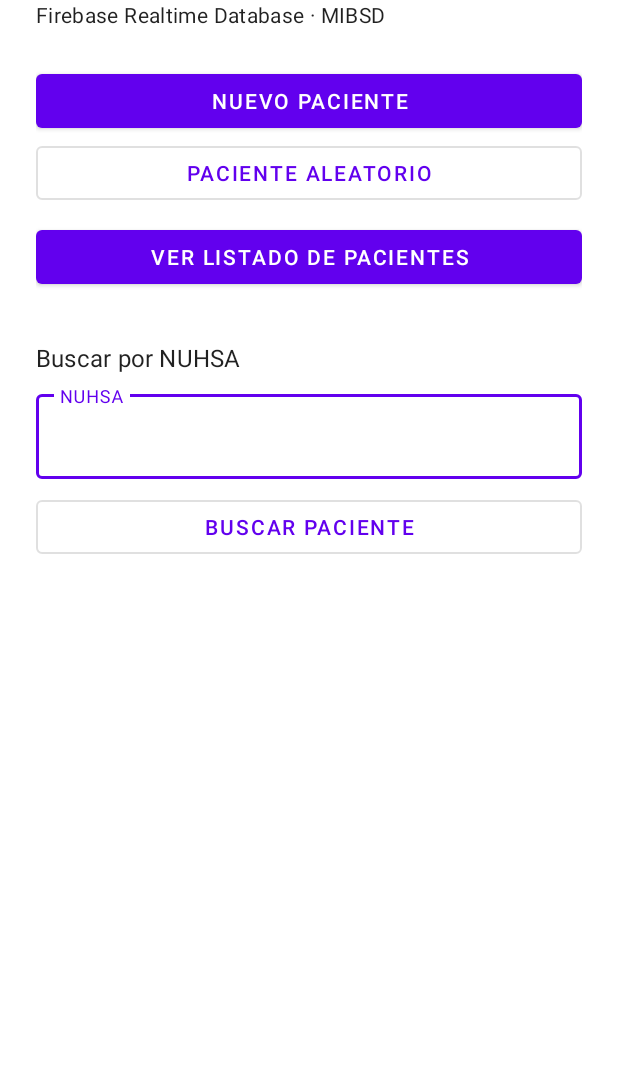
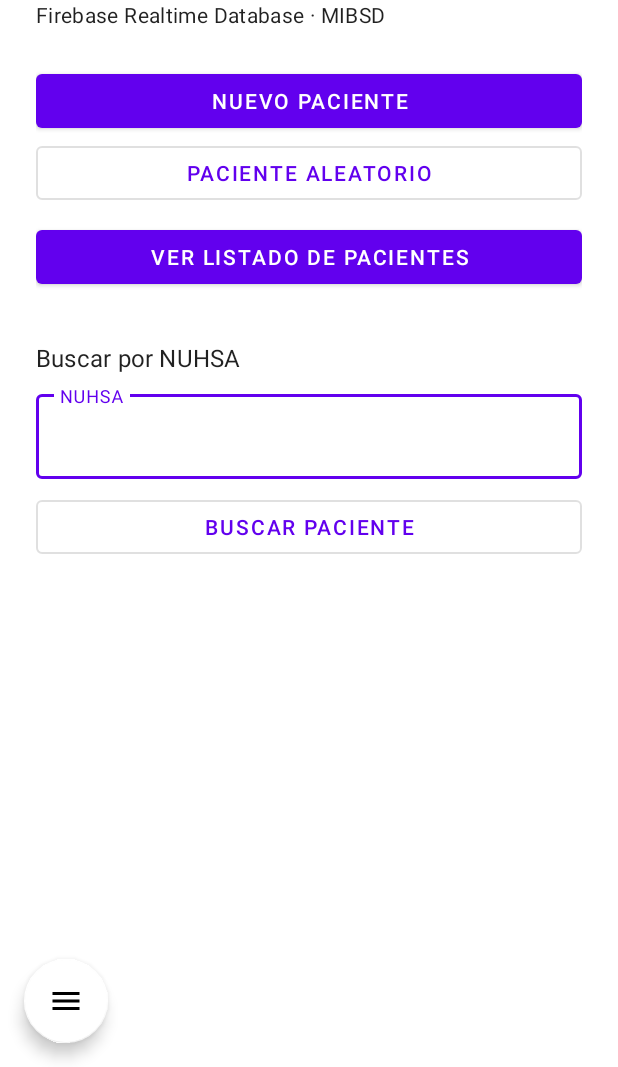
Before and after one commit to mercedescrespojimenez-cyber/gestion-pacientes-firebase, an Android app: the screen it shows after launch (MainActivity), on a phone screen of 412 x 824 dp, the part 169-1236 px from its top. Run offline under Robolectric (Android 15) with nearby library versions, the phone set to English and light mode, and no system bars.

Commit message:
Fija el icono flotante de menú en la parte inferior de la pantalla sin tapar elementos al hacer scroll

```diff
--- a/app/src/main/java/com/example/conexionrealtimedatabase/MainActivity.java
+++ b/app/src/main/java/com/example/conexionrealtimedatabase/MainActivity.java
@@ -7,6 +7,7 @@ import android.widget.Toast;
 
 import androidx.appcompat.app.AppCompatActivity;
 
+import com.google.android.material.floatingactionbutton.FloatingActionButton;
 import com.google.android.material.textfield.TextInputEditText;
 import com.google.android.material.textfield.TextInputLayout;
 
@@ -49,6 +50,11 @@ public class MainActivity extends AppCompatActivity {
         btnBuscar.setOnClickListener(v -> buscaPaciente());
         // NUEVO: listado en tiempo real
         btnListado.setOnClickListener(v -> startActivity(new Intent(this, ListaPacientesActivity.class)));
+
+        FloatingActionButton fabMenu = findViewById(R.id.fabMenu);
+        if (fabMenu != null) {
+            fabMenu.setOnClickListener(v -> Toast.makeText(this, R.string.app_name, Toast.LENGTH_SHORT).show());
+        }
     }
 
     /** MODIFICADO: valida el NUHSA antes de abrir la ficha (el original abría la ficha aunque estuviera vacío). */
--- a/app/src/main/java/com/example/conexionrealtimedatabase/PacienteFormActivity.java
+++ b/app/src/main/java/com/example/conexionrealtimedatabase/PacienteFormActivity.java
@@ -15,6 +15,7 @@ import android.widget.Toast;
 import androidx.annotation.NonNull;
 import androidx.appcompat.app.AppCompatActivity;
 
+import com.google.android.material.floatingactionbutton.FloatingActionButton;
 import com.google.android.material.textfield.TextInputEditText;
 import com.google.android.material.textfield.TextInputLayout;
 import com.google.firebase.database.DataSnapshot;
@@ -61,6 +62,11 @@ public class PacienteFormActivity extends AppCompatActivity {
         spGrupo = findViewById(R.id.spGrupo);
         btnGuardar = findViewById(R.id.btnGuardar);
         progreso = findViewById(R.id.progresoGuardar);
+
+        FloatingActionButton fabMenu = findViewById(R.id.fabMenu);
+        if (fabMenu != null) {
+            fabMenu.setOnClickListener(v -> finish());
+        }
 
         // Spinner con los ocho grupos sanguíneos con sombra al pasar el cursor (hover)
         ArrayAdapter<String> adaptador = new ArrayAdapter<String>(this,
--- /dev/null
+++ b/app/src/main/res/drawable/ic_menu.xml
@@ -0,0 +1,10 @@
+<?xml version="1.0" encoding="utf-8"?>
+<vector xmlns:android="http://schemas.android.com/apk/res/android"
+    android:width="24dp"
+    android:height="24dp"
+    android:viewportWidth="24"
+    android:viewportHeight="24">
+  <path
+      android:fillColor="#FF333333"
+      android:pathData="M3,18h18v-2L3,16v2zM3,13h18v-2L3,11v2zM3,6v2h18L21,6L3,6z"/>
+</vector>
--- a/app/src/main/res/layout/activity_main.xml
+++ b/app/src/main/res/layout/activity_main.xml
@@ -1,16 +1,25 @@
 <?xml version="1.0" encoding="utf-8"?>
 <!-- MODIFICADO: nueva pantalla principal con alta por formulario, búsqueda validada y acceso al listado -->
-<ScrollView xmlns:android="http://schemas.android.com/apk/res/android"
+<androidx.coordinatorlayout.widget.CoordinatorLayout xmlns:android="http://schemas.android.com/apk/res/android"
+    xmlns:app="http://schemas.android.com/apk/res-auto"
     xmlns:tools="http://schemas.android.com/tools"
     android:layout_width="match_parent"
     android:layout_height="match_parent"
     tools:context=".MainActivity">
 
+    <ScrollView
+        android:layout_width="match_parent"
+        android:layout_height="match_parent"
+        android:clipToPadding="false">
+
         <LinearLayout
             android:layout_width="match_parent"
             android:layout_height="wrap_content"
             android:orientation="vertical"
-        android:padding="24dp">
+            android:paddingStart="24dp"
+            android:paddingTop="24dp"
+            android:paddingEnd="24dp"
+            android:paddingBottom="88dp">
 
             <TextView
                 android:layout_width="wrap_content"
@@ -78,3 +87,17 @@
                 android:text="@string/buscar_paciente" />
         </LinearLayout>
     </ScrollView>
+
+    <com.google.android.material.floatingactionbutton.FloatingActionButton
+        android:id="@+id/fabMenu"
+        android:layout_width="wrap_content"
+        android:layout_height="wrap_content"
+        android:layout_gravity="bottom|start"
+        android:layout_margin="16dp"
+        android:contentDescription="@string/menu_opciones"
+        app:backgroundTint="@color/white"
+        app:elevation="6dp"
+        app:srcCompat="@drawable/ic_menu"
+        app:tint="?attr/colorOnSurface" />
+
+</androidx.coordinatorlayout.widget.CoordinatorLayout>
--- a/app/src/main/res/values/strings.xml
+++ b/app/src/main/res/values/strings.xml
@@ -45,6 +45,7 @@
     </plurals>
 
     <!-- Mensajes -->
+    <string name="menu_opciones">Menú de opciones</string>
     <string name="paciente_creado">Paciente %1$s creado</string>
     <string name="paciente_guardado">Paciente guardado</string>
     <string name="paciente_modificado">Cambios guardados</string>
```
Also changed, not shown: app/src/main/java/com/example/conexionrealtimedatabase/BuscaActivity.java (+7 -0 lines), app/src/main/java/com/example/conexionrealtimedatabase/ListaPacientesActivity.java (+7 -0 lines), app/src/main/res/layout/activity_busca.xml (+26 -3 lines), app/src/main/res/layout/activity_lista_pacientes.xml (+24 -3 lines), app/src/main/res/layout/activity_paciente_form.xml (+26 -3 lines). Lines whose indentation alone changed are shown as unchanged.
